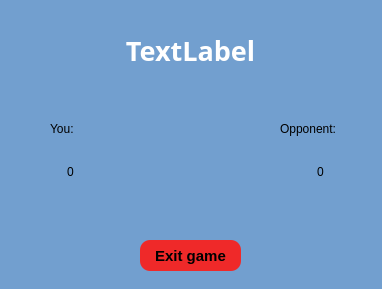
Qt form GUI/EndGameWindow.ui (dnestorovic/Yamb) before a commit.
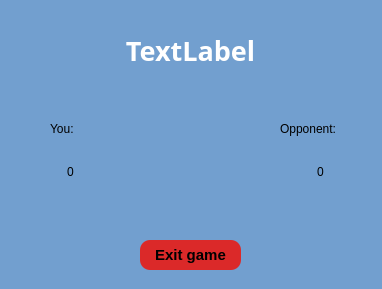
The same form after that commit.

Commit message: Adjusted colors and button sizes.

Patch:
```diff
--- a/GUI/EndGameWindow.ui
+++ b/GUI/EndGameWindow.ui
@@ -28,12 +28,12 @@
      <x>140</x>
      <y>240</y>
      <width>101</width>
-     <height>31</height>
+     <height>30</height>
     </rect>
    </property>
    <property name="styleSheet">
     <string notr="true">QPushButton {
-	background-color:rgb(239, 41, 41);
+	background-color:rgb(219, 41, 41);
 	border-radius:10px;
 	color:black;
 	font-family:Arial;
```
Left out of the diff: 2 changed lines with no effect on the pictures. The commit also changes 3 other files.
